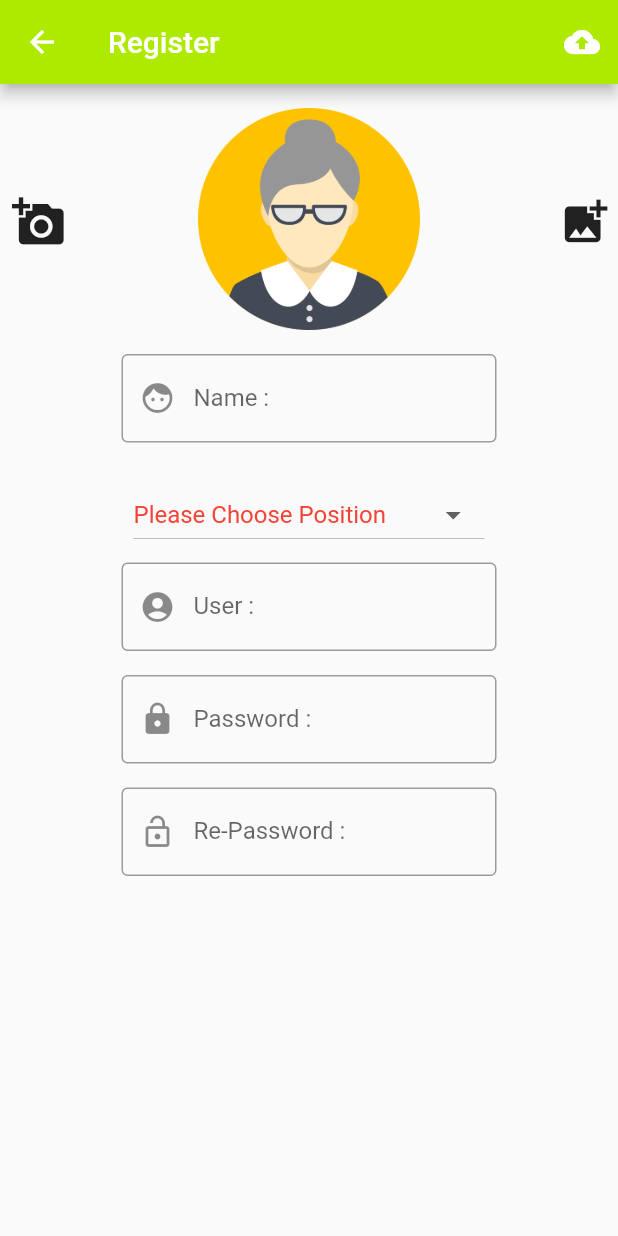
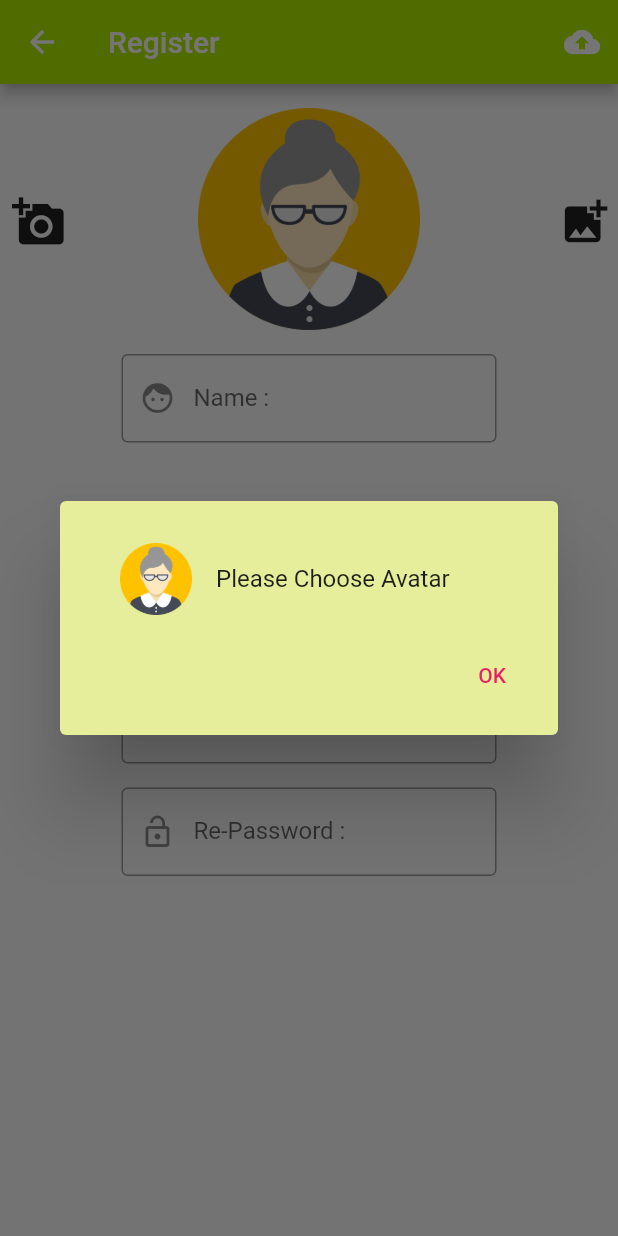
Before and after one commit to masterUNG/UngProductOhKit, a Flutter app: the Register screen opened directly, after a tap on the "cloud upload" icon, on a phone screen of 412 x 824 dp. Run offline on Flutter 3.47's test engine with Material 2 defaults, Android fonts, the phone set to English and light mode, and no system bars; our stand-ins replace firebase_auth, firebase_core, google_fonts, image_picker; accounts and stored records are empty.

Commit message:
finish 20 Sep

```diff
--- a/lib/main.dart
+++ b/lib/main.dart
@@ -6,7 +6,7 @@ main() => runApp(MyApp());
 class MyApp extends StatelessWidget {
   @override
   Widget build(BuildContext context) {
-    return MaterialApp(
+    return MaterialApp(debugShowCheckedModeBanner: false,
       home: Authen(),
     );
   }
--- /dev/null
+++ b/lib/utility/normal_dialog.dart
@@ -0,0 +1,29 @@
+import 'package:flutter/material.dart';
+
+Future<Null> normalDialog(BuildContext context, String string) async {
+  showDialog(
+    context: context,
+    builder: (context) => SimpleDialog(backgroundColor: Colors.lime.shade200,
+      title: ListTile(
+        leading: Container(
+          width: 48,
+          child: Image.asset('images/avatar.png'),
+        ),
+        title: Text(string),
+      ),
+      children: [
+        Row(mainAxisAlignment: MainAxisAlignment.end,
+          children: [
+            FlatButton(
+              onPressed: () => Navigator.pop(context),
+              child: Text(
+                'OK',
+                style: TextStyle(color: Colors.pink),
+              ),
+            ),
+          ],
+        ),
+      ],
+    ),
+  );
+}
--- a/lib/widget/register.dart
+++ b/lib/widget/register.dart
@@ -1,9 +1,12 @@
 import 'dart:io';
 
+import 'package:firebase_auth/firebase_auth.dart';
+import 'package:firebase_core/firebase_core.dart';
 import 'package:flutter/material.dart';
 import 'package:image_picker/image_picker.dart';
 import 'package:ungproduct/utility/my_constant.dart';
 import 'package:ungproduct/utility/my_style.dart';
+import 'package:ungproduct/utility/normal_dialog.dart';
 
 class Register extends StatefulWidget {
   @override
@@ -43,14 +46,32 @@ class _RegisterState extends State<Register> {
     return IconButton(
       icon: Icon(Icons.cloud_upload),
       onPressed: () {
-        print(
-            'name = $name, user = $user, password = $password, re-Password = $rePassword');
+        if (file == null) {
+          normalDialog(context, 'Please Choose Avatar');
+        } else if (name == null ||
+            name.isEmpty ||
+            user == null ||
+            user.isEmpty ||
+            password == null ||
+            password.isEmpty ||
+            rePassword == null ||
+            rePassword.isEmpty) {
+          normalDialog(context, 'Have Space Please Fill Every Blank');
+        } else if (password != rePassword) {
+          normalDialog(context, 'กรุณากรอก Password ให้เหมือนกัน');
+        } else if (choosePosition == null) {
+          normalDialog(context, 'กรุณาเลือก Position ด้วยคะ');
+        } else {
+          print(
+              'name = $name, user = $user, password = $password, re-Password = $rePassword');
+          authenToFirebase();
+        }
       },
     );
   }
 
   Container buildContainerPosition() => Container(
-        width: 250,
+        width: 280,
         child: Container(
           child: Padding(
             padding: const EdgeInsets.all(8.0),
@@ -185,4 +206,25 @@ class _RegisterState extends State<Register> {
       print('e chooseAvatar ==> ${e.toString()}');
     }
   }
+
+  Future<Null> authenToFirebase() async {
+    await Firebase.initializeApp().then(
+      (value) async {
+        print('Initial Success');
+        await FirebaseAuth.instance
+            .createUserWithEmailAndPassword(email: user, password: password)
+            .then((value) {
+          String uid = value.user.uid;
+          uploadAvatarToFirebase(uid);
+        }).catchError((value) {
+          String error = value.message;
+          normalDialog(context, error);
+        });
+      },
+    );
+  }
+
+  Future uploadAvatarToFirebase(String uid) async {
+    print('uid ==>> $uid');
+  }
 }
--- a/pubspec.yaml
+++ b/pubspec.yaml
@@ -30,6 +30,9 @@ dependencies:
   cupertino_icons: ^0.1.3
   google_fonts: ^1.1.0
   image_picker: ^0.6.7+9
+  firebase_core: ^0.5.0
+  firebase_auth: ^0.18.0+1
+  firebase_storage: ^4.0.0
 
 dev_dependencies:
   flutter_test:
```
Also changed, not shown: pubspec.lock, 6 other files.
